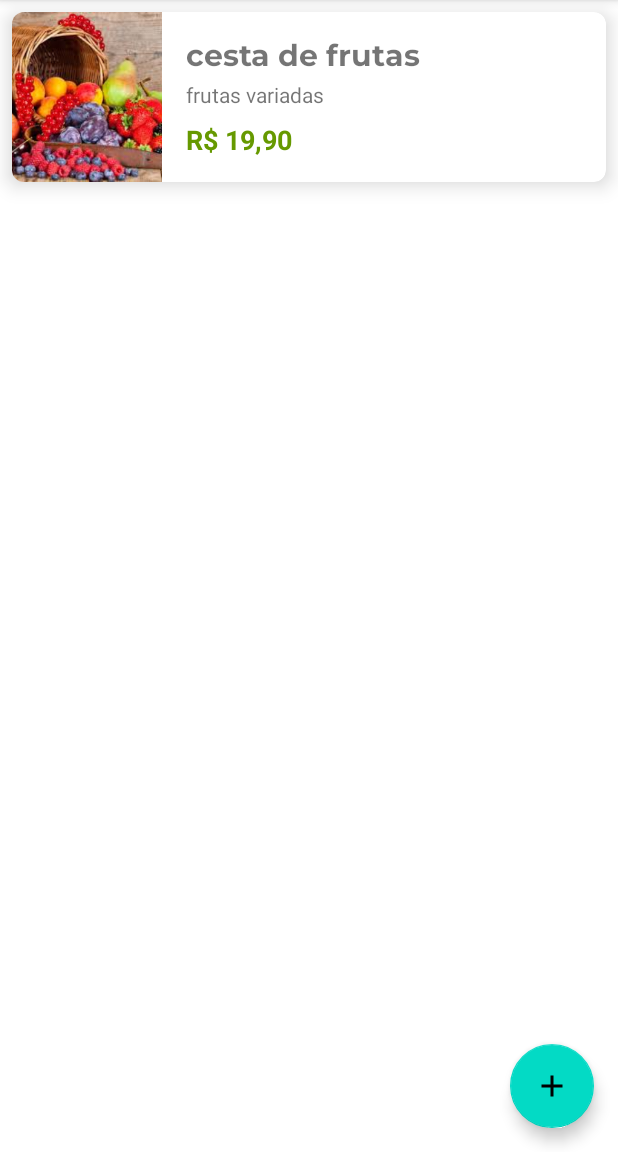
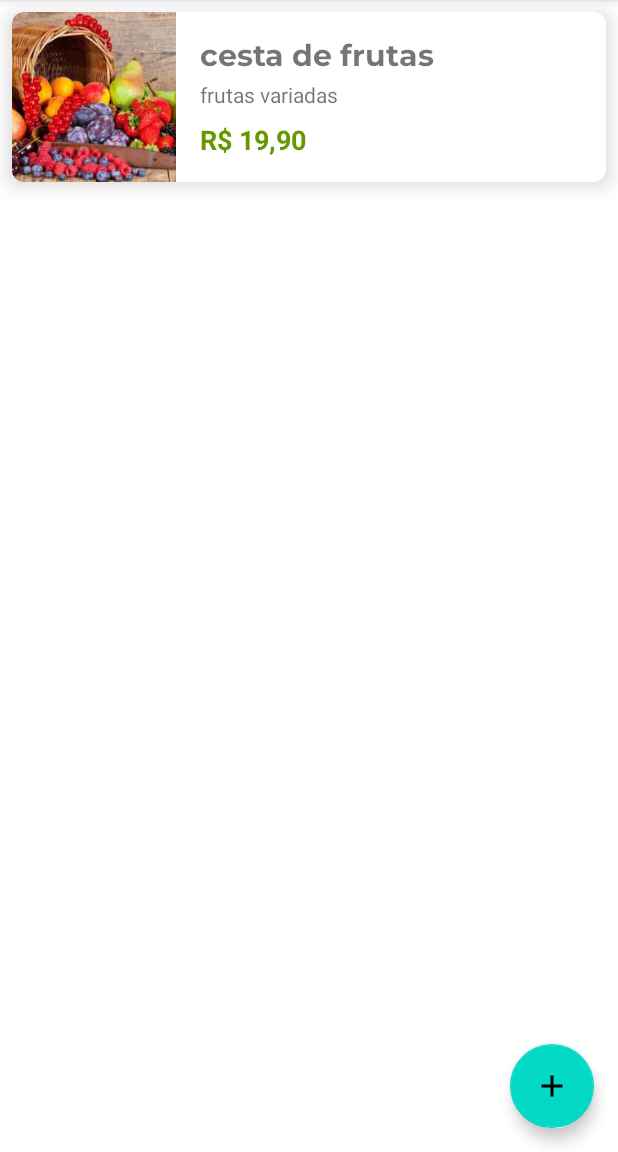
Before and after one commit to eulucasm/kotlin_alura, an Android app: the screen it shows after launch (ListaProdutosActivity), on a phone screen of 412 x 824 dp, the part 84-1236 px from its top. Run offline under Robolectric (Android 15) with nearby library versions, the phone set to English and light mode, and no system bars; Roboto replaces fonts that are not available here.

Commit message:
ajuste layout

```diff
--- a/app/src/main/res/layout/produto_item.xml
+++ b/app/src/main/res/layout/produto_item.xml
@@ -18,6 +18,7 @@
             android:layout_height="wrap_content"
             android:layout_margin="16dp"
             android:ellipsize="end"
+            app:layout_constraintHorizontal_weight="7"
             android:fontFamily="@font/montserrat_bold"
             android:maxLines="1"
             android:textSize="20sp"
@@ -56,10 +57,18 @@
             app:layout_constraintTop_toBottomOf="@id/produto_item_descricao"
             tools:text="19.99" />
 
+<!--        <androidx.constraintlayout.widget.Guideline-->
+<!--            android:id="@+id/guideline"-->
+<!--            android:orientation="vertical"-->
+<!--            app:layout_constraintGuide_percent="0.3"-->
+<!--            android:layout_width="wrap_content"-->
+<!--            android:layout_height="wrap_content" />-->
+
         <ImageView
             android:id="@+id/imageView"
-            android:layout_width="100dp"
+            android:layout_width="0dp"
             android:layout_height="0dp"
+            app:layout_constraintHorizontal_weight="3"
             android:scaleType="centerCrop"
             app:layout_constraintBottom_toBottomOf="parent"
             app:layout_constraintEnd_toStartOf="@id/produto_item_nome"
```
